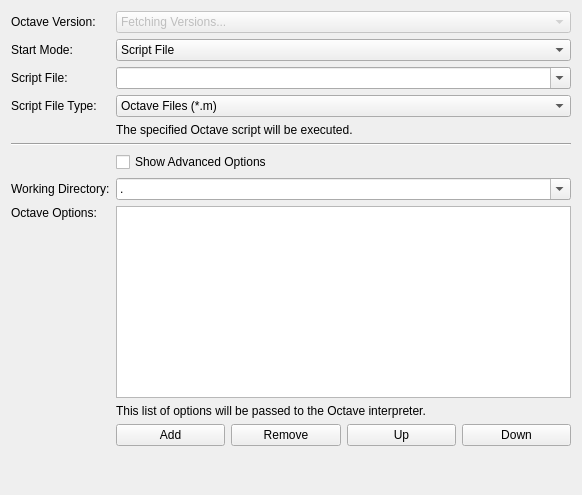
First picture: the form in src/brickv/plugin_system/plugins/red/ui/program_page_octave.ui, repository Tinkerforge/brickv, before the edit.
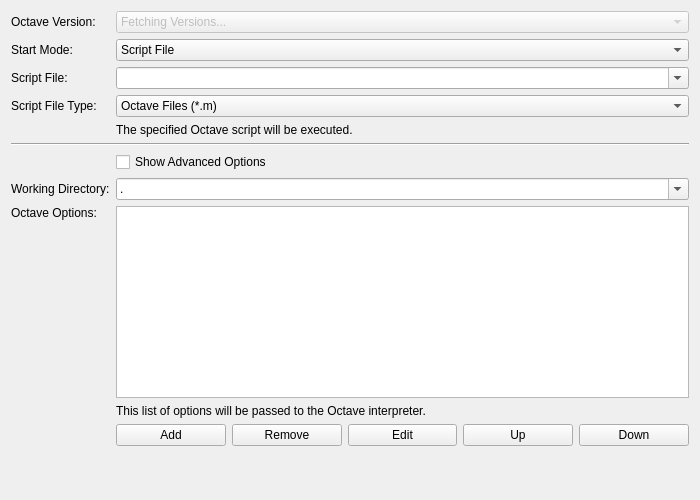
Second picture: the form after the edit. Custom widgets are drawn as their Qt base class.

Commit message: red: Add edit buttons to program wizard list editors

```diff
--- a/src/brickv/plugin_system/plugins/red/ui/program_page_octave.ui
+++ b/src/brickv/plugin_system/plugins/red/ui/program_page_octave.ui
@@ -6,8 +6,8 @@
    <rect>
     <x>0</x>
     <y>0</y>
-    <width>582</width>
-    <height>495</height>
+    <width>700</width>
+    <height>500</height>
    </rect>
   </property>
   <property name="windowTitle">
@@ -26,7 +26,7 @@
        </property>
       </widget>
      </item>
-     <item row="0" column="1" colspan="4">
+     <item row="0" column="1" colspan="5">
       <widget class="QComboBox" name="combo_version">
        <property name="enabled">
         <bool>false</bool>
@@ -54,7 +54,7 @@
        </property>
       </widget>
      </item>
-     <item row="1" column="1" colspan="4">
+     <item row="1" column="1" colspan="5">
       <widget class="QComboBox" name="combo_start_mode">
        <item>
         <property name="text">
@@ -73,7 +73,7 @@
        </property>
       </widget>
      </item>
-     <item row="2" column="1" colspan="4">
+     <item row="2" column="1" colspan="5">
       <widget class="QComboBox" name="combo_script_file">
        <property name="editable">
         <bool>true</bool>
@@ -83,7 +83,7 @@
        </property>
       </widget>
      </item>
-     <item row="4" column="1" colspan="4">
+     <item row="4" column="1" colspan="5">
       <widget class="QLabel" name="label_script_file_help">
        <property name="text">
         <string>The specified Octave script will be executed.</string>
@@ -93,7 +93,7 @@
        </property>
       </widget>
      </item>
-     <item row="6" column="1" colspan="4">
+     <item row="6" column="1" colspan="5">
       <widget class="QCheckBox" name="check_show_advanced_options">
        <property name="text">
         <string>Show Advanced Options</string>
@@ -110,7 +110,7 @@
        </property>
       </widget>
      </item>
-     <item row="7" column="1" colspan="4">
+     <item row="7" column="1" colspan="5">
       <widget class="QComboBox" name="combo_working_directory">
        <property name="editable">
         <bool>true</bool>
@@ -145,10 +145,10 @@
        </property>
       </widget>
      </item>
-     <item row="8" column="1" colspan="4">
+     <item row="8" column="1" colspan="5">
       <widget class="ExpandingListWidget" name="list_options"/>
      </item>
-     <item row="9" column="1" colspan="4">
+     <item row="9" column="1" colspan="5">
       <widget class="QLabel" name="label_options_help">
        <property name="text">
         <string>This list of options will be passed to the Octave interpreter.</string>
@@ -165,28 +165,28 @@
        </property>
       </widget>
      </item>
-     <item row="10" column="3">
+     <item row="10" column="4">
       <widget class="QPushButton" name="button_up_option">
        <property name="text">
         <string>Up</string>
        </property>
       </widget>
      </item>
-     <item row="10" column="4">
+     <item row="10" column="5">
       <widget class="QPushButton" name="button_down_option">
        <property name="text">
         <string>Down</string>
        </property>
       </widget>
      </item>
-     <item row="5" column="0" colspan="5">
+     <item row="5" column="0" colspan="6">
       <widget class="Line" name="line">
        <property name="orientation">
         <enum>Qt::Horizontal</enum>
        </property>
       </widget>
      </item>
-     <item row="3" column="1" colspan="4">
+     <item row="3" column="1" colspan="5">
       <widget class="QComboBox" name="combo_script_file_type">
        <property name="currentIndex">
         <number>1</number>
@@ -213,7 +213,7 @@
        </property>
       </widget>
      </item>
-     <item row="11" column="1" colspan="4">
+     <item row="11" column="1" colspan="5">
       <widget class="QLabel" name="label_spacer">
        <property name="sizePolicy">
         <sizepolicy hsizetype="Preferred" vsizetype="Preferred">
@@ -226,6 +226,13 @@
        </property>
       </widget>
      </item>
+     <item row="10" column="3">
+      <widget class="QPushButton" name="button_edit_option">
+       <property name="text">
+        <string>Edit</string>
+       </property>
+      </widget>
+     </item>
     </layout>
    </item>
   </layout>
```
The commit also changes 27 other files.
